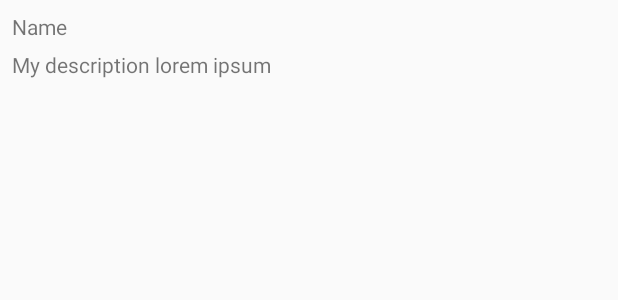
After one commit to pramonow/android-endlesScrollview, an Android app: the layout sample_adapter.xml on its own in the app's theme, with its tools: preview values and no code run, on a phone screen of 412 x 824 dp. The commit adds this screen. Shown: the top 300 px of the screen. Run offline under Robolectric (Android 15) with nearby library versions, the phone set to English and light mode, and no system bars.

Commit message:
Refactor files and added comments

```diff
--- a/app/src/main/java/com/pramonow/endlessrecyclerview/SampleAdapter.kt
+++ b/app/src/main/java/com/pramonow/endlessrecyclerview/SampleAdapter.kt
@@ -11,7 +11,7 @@ class SampleAdapter: RecyclerView.Adapter<SampleAdapter.SampleVH>(){
 
     override fun onCreateViewHolder(parent: ViewGroup, viewType: Int): SampleVH {
 
-        val itemView = LayoutInflater.from(parent.context).inflate(R.layout.dummy_adapter,parent,false)
+        val itemView = LayoutInflater.from(parent.context).inflate(R.layout.sample_adapter,parent,false)
 
         return SampleVH(itemView)
     }
@@ -34,7 +34,5 @@ class SampleAdapter: RecyclerView.Adapter<SampleAdapter.SampleVH>(){
         constructor(itemView: View) : super(itemView){
 
         }
-
-
     }
 }
--- a/app/src/main/res/layout/activity_main.xml
+++ b/app/src/main/res/layout/activity_main.xml
@@ -10,6 +10,6 @@
     <com.pramonow.endlessrecyclerview.EndlessScrollView
             android:layout_width="match_parent"
             android:layout_height="wrap_content"
-    android:id="@+id/endless_list"/>
+            android:id="@+id/endless_list"/>
 
 </android.support.constraint.ConstraintLayout>
--- /dev/null
+++ b/app/src/main/res/layout/sample_adapter.xml
@@ -0,0 +1,18 @@
+<?xml version="1.0" encoding="utf-8"?>
+<LinearLayout
+ xmlns:android="http://schemas.android.com/apk/res/android"
+ android:layout_width="match_parent"
+ android:layout_height="wrap_content"
+ android:orientation="vertical"
+ android:padding="8dp">
+
+    <TextView android:layout_width="match_parent"
+              android:layout_height="wrap_content"
+              android:text="Name"
+              android:layout_marginBottom="6dp"/>
+
+    <TextView android:layout_width="match_parent"
+              android:layout_height="wrap_content"
+              android:text="My description lorem ipsum"/>
+
+</LinearLayout>
--- a/endlessscrollview/src/main/java/com/pramonow/endlessscrollview/EndlessScrollCallback.kt
+++ b/endlessscrollview/src/main/java/com/pramonow/endlessscrollview/EndlessScrollCallback.kt
@@ -1,5 +1,6 @@
 package com.pramonow.endlessrecyclerview
 
+//Callback only provides load more for now
 interface EndlessScrollCallback{
     fun loadMore();
 }
--- a/endlessscrollview/src/main/res/layout/endless_scoll_view_layout.xml
+++ b/endlessscrollview/src/main/res/layout/endless_scoll_view_layout.xml
@@ -21,7 +21,7 @@
         <View
                 android:layout_width="match_parent"
                 android:layout_height="50dp"
-                android:background="@color/gray"
+                android:background="@color/loading_block_gray"
                 android:id="@+id/loading_box"
                 android:visibility="invisible"/>
 
--- a/endlessscrollview/src/main/res/values/color.xml
+++ b/endlessscrollview/src/main/res/values/color.xml
@@ -1,4 +1,4 @@
 <?xml version="1.0" encoding="utf-8"?>
 <resources>
-    <color name="gray">#777777</color>
+    <color name="loading_block_gray">#777777</color>
 </resources>
```
Also changed, not shown: app/src/main/java/com/pramonow/endlessrecyclerview/MainActivity.kt (+11 -13 lines), app/src/main/res/layout/dummy_adapter.xml (deleted, +0 -16 lines), endlessscrollview/src/main/java/com/pramonow/endlessscrollview/EndlessScrollView.kt (+15 -9 lines).
